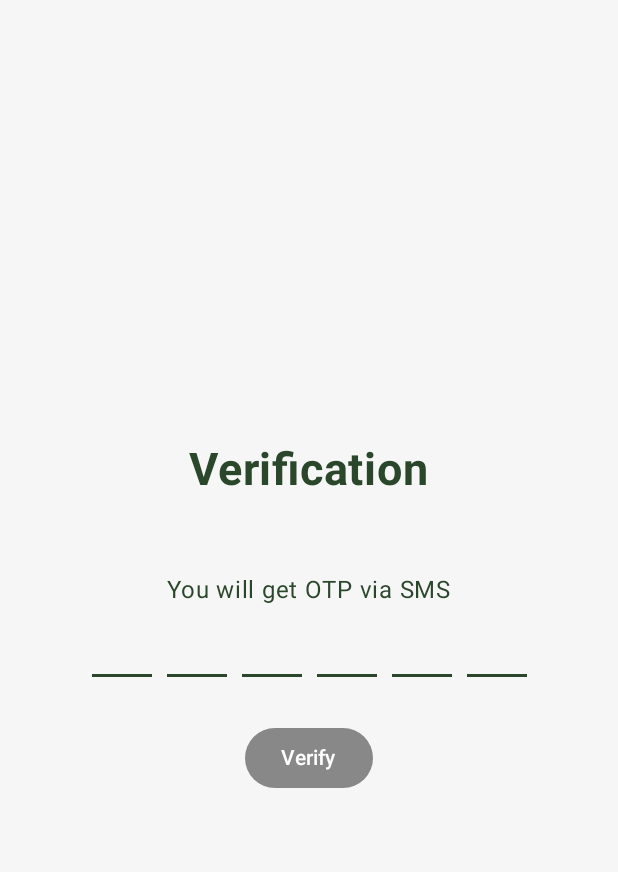
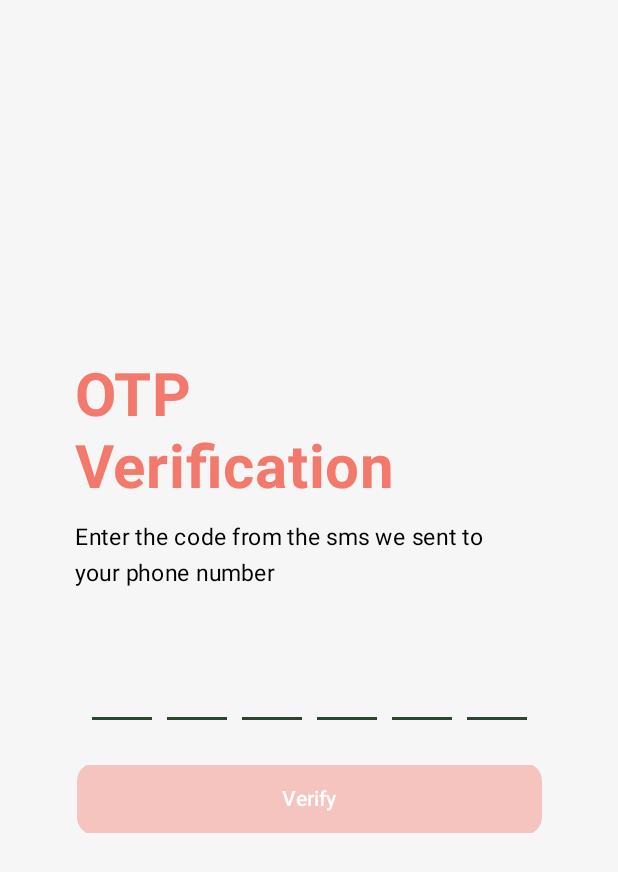
Before and after one commit to proptelligence/Proptelligence-android, an Android app built with Jetpack Compose: the OtpScreen screen opened through its navigation route, on a phone screen of 412 x 824 dp. Shown: the top 872 px of the screen. Run offline under Robolectric (Android 15) with nearby library versions, the phone set to English and light mode, and no system bars; our stand-ins replace Firebase (no records; nobody signed in at launch, a user with empty details on screens opened directly).

Commit message:
Revamped OTP Screen UI

```diff
--- a/app/src/main/java/com/rey/proptelligence/OtpScreen.kt
+++ b/app/src/main/java/com/rey/proptelligence/OtpScreen.kt
@@ -8,10 +8,12 @@ import androidx.compose.foundation.layout.Column
 import androidx.compose.foundation.layout.Row
 import androidx.compose.foundation.layout.Spacer
 import androidx.compose.foundation.layout.fillMaxSize
+import androidx.compose.foundation.layout.fillMaxWidth
 import androidx.compose.foundation.layout.height
 import androidx.compose.foundation.layout.padding
 import androidx.compose.foundation.layout.size
 import androidx.compose.foundation.layout.width
+import androidx.compose.foundation.shape.RoundedCornerShape
 import androidx.compose.foundation.text.BasicTextField
 import androidx.compose.foundation.text.KeyboardOptions
 import androidx.compose.material3.Button
@@ -27,7 +29,10 @@ import androidx.compose.runtime.remember
 import androidx.compose.runtime.setValue
 import androidx.compose.ui.Alignment
 import androidx.compose.ui.Modifier
+import androidx.compose.ui.draw.clip
 import androidx.compose.ui.graphics.Color
+import androidx.compose.ui.graphics.Outline
+import androidx.compose.ui.graphics.RectangleShape
 import androidx.compose.ui.platform.LocalContext
 import androidx.compose.ui.text.TextStyle
 import androidx.compose.ui.text.font.FontWeight
@@ -48,21 +53,51 @@ fun OtpScreen(navController: NavController) {
     val enterNumberColor = Color(0xFF545151)
     val tColor = Color(0xFF2B472B)
 
+
+
+    Column(
+        modifier = Modifier
+            .fillMaxSize()
+            .background(bgColor)
+            .padding(top = 240.dp),
+
+        horizontalAlignment = Alignment.CenterHorizontally,
+        ) {
+
+        Column(
+            modifier = Modifier
+                .fillMaxWidth()
+                .padding(start = 50.dp),
+        ) {
+            Text(
+                text = "OTP",
+                fontSize = 40.sp,
+                fontWeight = FontWeight.Bold,
+                color = textColor
+            )
+            Text(
+                text = "Verification",
+                fontSize = 40.sp,
+                fontWeight = FontWeight.Bold,
+                color = textColor
+            )
+            Spacer(modifier = Modifier.height(10.dp))
+            Text(text = "Enter the code from the sms we sent to", color = Color.Black, fontSize = 15.sp)
+            Text(text = "your phone number", color = Color.Black, fontSize = 15.sp)
+        }
+
+        Spacer(modifier = Modifier.height(0.dp))
+
         Column(modifier = Modifier
             .fillMaxSize()
             .background(bgColor),
             horizontalAlignment = Alignment.CenterHorizontally,
-        verticalArrangement = Arrangement.Center
+            verticalArrangement = Arrangement.Top
         ) {
-        Text(
-            text = "Verification",
-            fontSize = 30.sp,
-            fontWeight = FontWeight.Bold,
-            color = tColor
-        )
+
+
             Spacer(modifier = Modifier.size(50.dp))
-        Text(text = "You will get OTP via SMS", color = tColor)
-        Spacer(modifier = Modifier.size(10.dp))
+
             BasicTextField(
                 value = otp,
                 onValueChange = {
@@ -103,17 +138,27 @@ fun OtpScreen(navController: NavController) {
 
             Spacer(modifier = Modifier.size(30.dp))
             Button(
+                shape = RectangleShape,
+                modifier = Modifier
+                    .height(45.dp)
+                    .width(350.dp)
+                    .padding(start = 20.dp, end = 20.dp)
+                    .fillMaxWidth(0.8f)
+                    .clip(RoundedCornerShape(12.dp)),
                 onClick = {
                     verifyPhoneNumberWithCode(context, storedVerificationId, otp, navController)
                 },
                 colors = ButtonDefaults.buttonColors(
-                if (otp.length >= 6) tColor else Color.Gray)
+                    if (otp.length >= 6) textColor else unfocusedColor)
             ) {
                 Text(text = "Verify", color = Color.White)
             }
 
         }
     }
+    }
+
+
 
 @Preview(showBackground = true)
 @Composable
```
Lines whose indentation alone changed are shown as unchanged.
